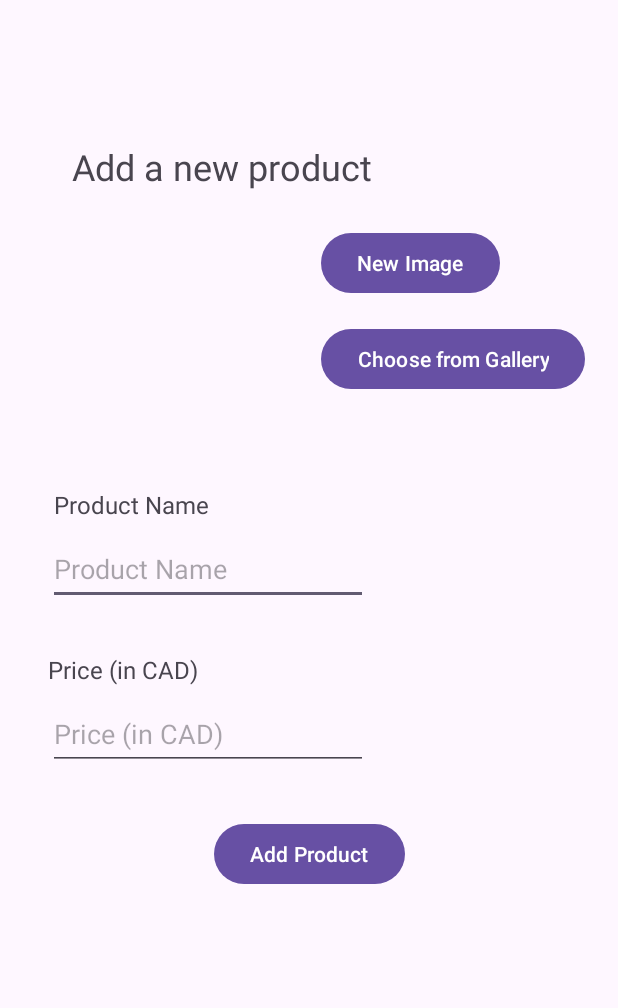
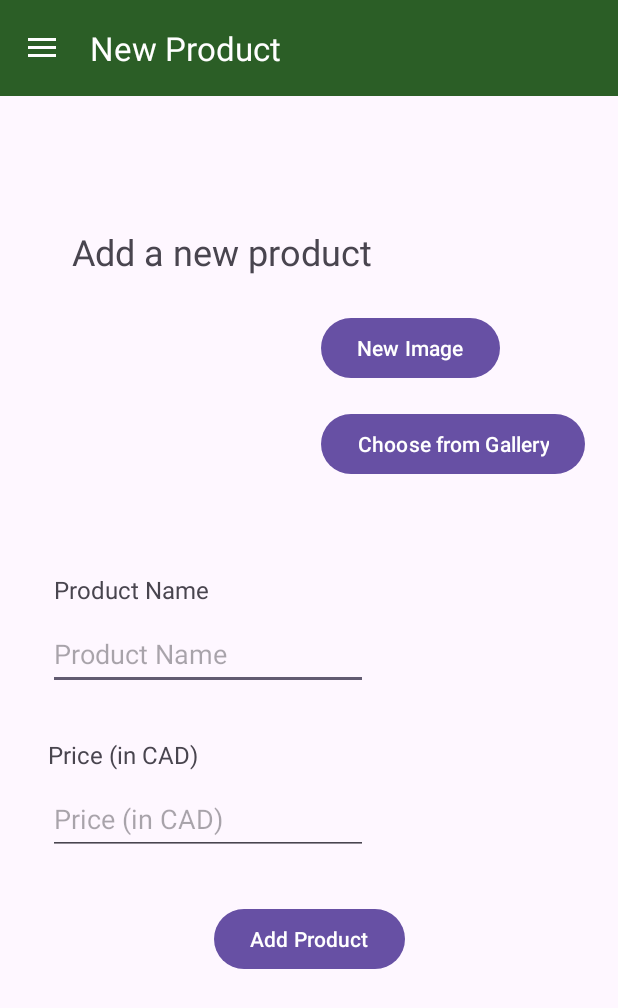
Before and after one commit to DuySE/F23_3175_G4_Marketeer, an Android app: the NewProductActivity screen opened directly, with no data from a screen before it, on a phone screen of 412 x 824 dp. Shown: the top 1008 px of the screen. Run offline under Robolectric (Android 15) with nearby library versions, the phone set to English and light mode, and no system bars; our stand-ins replace Firebase (no records; nobody signed in at launch, a user with empty details on screens opened directly); pictures from the network do not load.

Commit message:
feat: added new navigation options

```diff
--- a/app/src/main/AndroidManifest.xml
+++ b/app/src/main/AndroidManifest.xml
@@ -22,7 +22,7 @@
         android:theme="@style/Theme.F23_3175_G4_Marketeer"
         tools:targetApi="31">
         <activity
-            android:name=".HomepageActivity"
+            android:name=".LoginActivity"
             android:exported="false" />
         <activity
             android:name=".DrawerActivity"
@@ -49,10 +49,10 @@
             android:name=".UserListActivity"
             android:exported="false" />
         <activity
-            android:name=".LoginActivity"
+            android:name=".ChatActivity"
             android:exported="false" />
         <activity
-            android:name=".ChatActivity"
+            android:name=".HomepageActivity"
             android:exported="true">
             <intent-filter>
                 <action android:name="android.intent.action.MAIN" />
--- a/app/src/main/java/com/example/f23_3175_g4_marketeer/ChatActivity.java
+++ b/app/src/main/java/com/example/f23_3175_g4_marketeer/ChatActivity.java
@@ -11,6 +11,9 @@ import android.widget.LinearLayout;
 import android.widget.ScrollView;
 import android.widget.TextView;
 
+import com.example.f23_3175_g4_marketeer.databinding.ActivityMainBinding;
+import com.example.f23_3175_g4_marketeer.databinding.ActivityUsersBinding;
+import com.example.f23_3175_g4_marketeer.databinding.LayoutChatBinding;
 import com.firebase.client.ChildEventListener;
 import com.firebase.client.DataSnapshot;
 import com.firebase.client.Firebase;
@@ -19,17 +22,21 @@ import com.firebase.client.FirebaseError;
 import java.util.HashMap;
 import java.util.Map;
 
-public class ChatActivity extends AppCompatActivity {
+public class ChatActivity extends DrawerActivity {
+    LayoutChatBinding chatBinding;
     LinearLayout layout;
     ImageView btnSend;
     EditText messageArea;
     ScrollView scrollView;
     Firebase reference1, reference2;
-
     @Override
     protected void onCreate(Bundle savedInstanceState) {
         super.onCreate(savedInstanceState);
-        setContentView(R.layout.layout_chat);
+
+        chatBinding = LayoutChatBinding.inflate(getLayoutInflater());
+        setContentView(chatBinding.getRoot());
+        allocateActivityTitle("Chat");
+
         layout = findViewById(R.id.layout_chat);
         btnSend = findViewById(R.id.btnSend);
         messageArea = findViewById(R.id.messageArea);
--- a/app/src/main/java/com/example/f23_3175_g4_marketeer/DrawerActivity.java
+++ b/app/src/main/java/com/example/f23_3175_g4_marketeer/DrawerActivity.java
@@ -11,6 +11,7 @@ import android.content.Intent;
 import android.view.MenuItem;
 import android.view.View;
 import android.widget.FrameLayout;
+import android.widget.Toast;
 
 import com.google.android.material.navigation.NavigationView;
 
@@ -44,15 +45,26 @@ public class DrawerActivity extends AppCompatActivity implements NavigationView.
     @Override
     public boolean onNavigationItemSelected(@NonNull MenuItem item) {
         drawer.closeDrawer(GravityCompat.START);
-
         //If else statement to change activities
-        if(item.getItemId()==R.id.menuMainActivity) {
+        if (item.getItemId() == R.id.menuMainActivity) {
             startActivity(new Intent(this, MainActivity.class));
             overridePendingTransition(0, 0);
         }
-        else if(item.getItemId()==R.id.menuMyProfileActivity) {
+        else if (item.getItemId() == R.id.menuMyProfileActivity) {
             startActivity(new Intent(this, MyProfileActivity.class));
             overridePendingTransition(0, 0);
+        }
+        else if (item.getItemId() == R.id.menuChatActivity) {
+            startActivity(new Intent(this, ChatActivity.class));
+            overridePendingTransition(0, 0);
+        }
+        else if (item.getItemId() == R.id.menuNewProductActivity) {
+            startActivity(new Intent(this, NewProductActivity.class));
+            overridePendingTransition(0, 0);
+        }
+        else if (item.getItemId() == R.id.menuPreviousActivity) {
+                finish();
+                overridePendingTransition(0, 0);
         }
         return false;
     }
--- a/app/src/main/java/com/example/f23_3175_g4_marketeer/NewProductActivity.java
+++ b/app/src/main/java/com/example/f23_3175_g4_marketeer/NewProductActivity.java
@@ -23,6 +23,8 @@ import android.widget.EditText;
 import android.widget.ImageView;
 import android.widget.Toast;
 
+import com.example.f23_3175_g4_marketeer.databinding.ActivityMainBinding;
+import com.example.f23_3175_g4_marketeer.databinding.ActivityNewProductBinding;
 import com.google.firebase.storage.FirebaseStorage;
 import com.google.firebase.storage.StorageReference;
 
@@ -31,7 +33,8 @@ import java.io.IOException;
 import java.text.SimpleDateFormat;
 import java.util.Date;
 
-public class NewProductActivity extends AppCompatActivity {
+public class NewProductActivity extends DrawerActivity {
+    ActivityNewProductBinding newProductBinding;
     ImageView imgView;
     EditText editTxtProdName;
     EditText editTxtPrice;
@@ -49,7 +52,11 @@ public class NewProductActivity extends AppCompatActivity {
     @Override
     protected void onCreate(Bundle savedInstanceState) {
         super.onCreate(savedInstanceState);
-        setContentView(R.layout.activity_new_product);
+
+        newProductBinding = ActivityNewProductBinding.inflate(getLayoutInflater());
+        setContentView(newProductBinding.getRoot());
+        allocateActivityTitle("New Product");
+
         imgView = findViewById(R.id.imgViewProductImg);
         editTxtPrice = findViewById(R.id.editTxtPrice);
         editTxtProdName = findViewById(R.id.editTxtProductName);
--- /dev/null
+++ b/app/src/main/res/drawable/baseline_keyboard_return_24.xml
@@ -0,0 +1,5 @@
+<vector android:autoMirrored="true" android:height="24dp"
+    android:tint="#000000" android:viewportHeight="24"
+    android:viewportWidth="24" android:width="24dp" xmlns:android="http://schemas.android.com/apk/res/android">
+    <path android:fillColor="@android:color/white" android:pathData="M19,7v4H5.83l3.58,-3.59L8,6l-6,6 6,6 1.41,-1.41L5.83,13H21V7z"/>
+</vector>
--- /dev/null
+++ b/app/src/main/res/drawable/baseline_message_24.xml
@@ -0,0 +1,5 @@
+<vector android:autoMirrored="true" android:height="24dp"
+    android:tint="#000000" android:viewportHeight="24"
+    android:viewportWidth="24" android:width="24dp" xmlns:android="http://schemas.android.com/apk/res/android">
+    <path android:fillColor="@android:color/white" android:pathData="M20,2L4,2c-1.1,0 -1.99,0.9 -1.99,2L2,22l4,-4h14c1.1,0 2,-0.9 2,-2L22,4c0,-1.1 -0.9,-2 -2,-2zM18,14L6,14v-2h12v2zM18,11L6,11L6,9h12v2zM18,8L6,8L6,6h12v2z"/>
+</vector>
--- /dev/null
+++ b/app/src/main/res/drawable/baseline_new_label_24.xml
@@ -0,0 +1,5 @@
+<vector android:height="24dp" android:tint="#000000"
+    android:viewportHeight="24" android:viewportWidth="24"
+    android:width="24dp" xmlns:android="http://schemas.android.com/apk/res/android">
+    <path android:fillColor="@android:color/white" android:pathData="M21,12l-4.37,6.16C16.26,18.68 15.65,19 15,19h-3l0,-6H9v-3H3V7c0,-1.1 0.9,-2 2,-2h10c0.65,0 1.26,0.31 1.63,0.84L21,12zM10,15H7v-3H5v3H2v2h3v3h2v-3h3V15z"/>
+</vector>
--- a/app/src/main/res/menu/menu_nav_drawer.xml
+++ b/app/src/main/res/menu/menu_nav_drawer.xml
@@ -13,7 +13,21 @@
             android:id="@+id/menuMyProfileActivity"
             android:icon="@drawable/baseline_manage_accounts_24"
             android:title="@string/menuMyProfileActivity" />
-
-        <!--Waiting for pull requests to approve to add more items here-->
+        <item
+            android:id="@+id/menuNewProductActivity"
+            android:icon="@drawable/baseline_new_label_24"
+            android:title="@string/menuNewProductActivity" />
+    </group>
+    <group>
+        <item
+            android:id="@+id/menuChatActivity"
+            android:icon="@drawable/baseline_message_24"
+            android:title="@string/menuChatActivity" />
+    </group>
+    <group>
+        <item
+            android:id="@+id/menuPreviousActivity"
+            android:icon="@drawable/baseline_keyboard_return_24"
+            android:title="@string/menuPreviousActivity" />
     </group>
 </menu>
--- a/app/src/main/res/values/strings.xml
+++ b/app/src/main/res/values/strings.xml
@@ -78,4 +78,7 @@
     <string name="navDrawOpen">Open Navigation Drawer</string>
     <string name="navDrawClose">Close Navigation Drawer</string>
     <string name="navLogoDesc">Logo</string>
+    <string name="menuChatActivity">Chat</string>
+    <string name="menuNewProductActivity">New Product</string>
+    <string name="menuPreviousActivity">Back</string>
 </resources>
```
